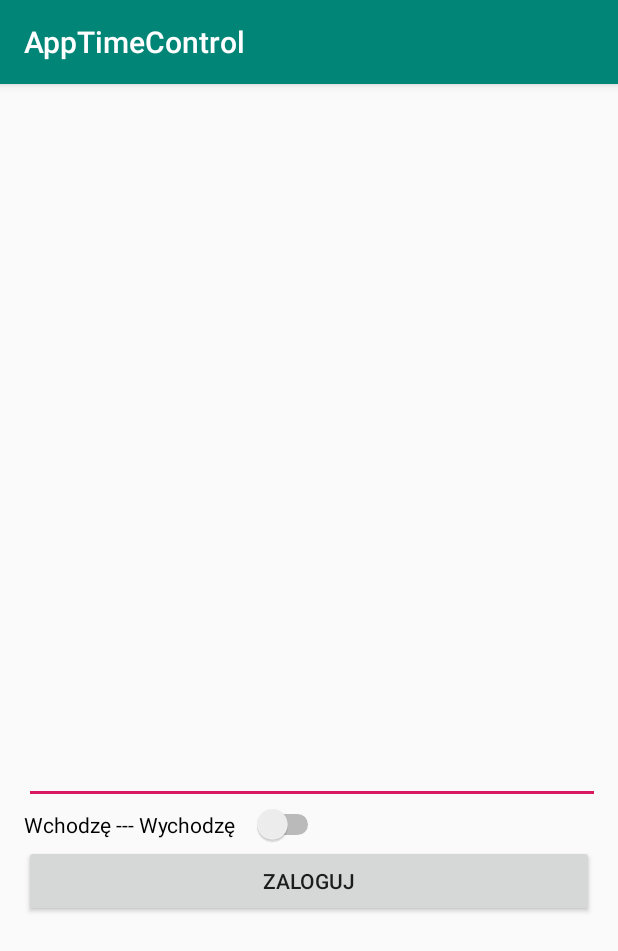
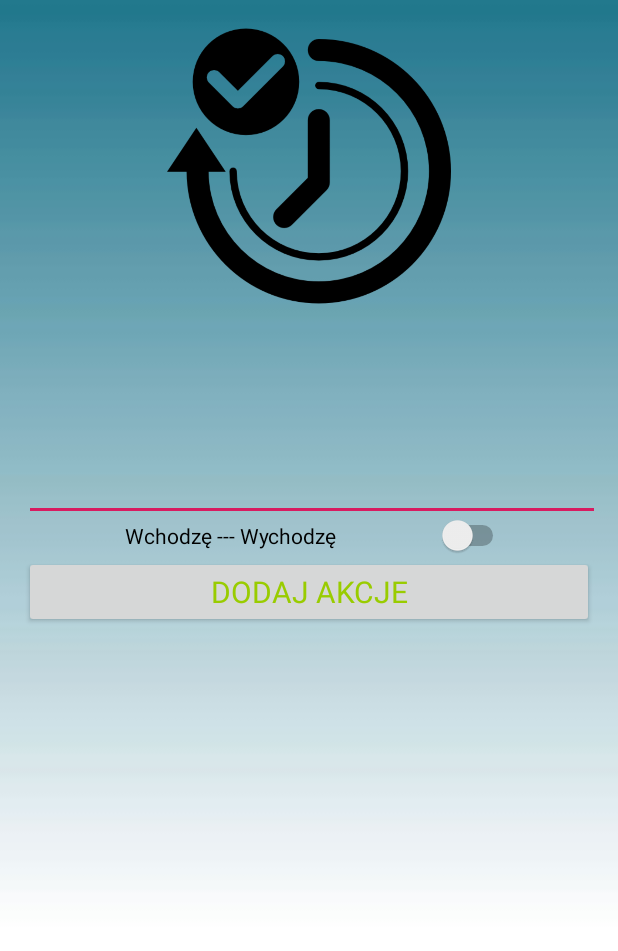
Before and after one commit to ArturKowal/work-time-management-app-mobile, an Android app: the screen it shows after launch (MainActivity), on a phone screen of 412 x 824 dp. Shown: the top 951 px of the screen. Run offline under Robolectric (Android 15) with nearby library versions, the phone set to English and light mode, and no system bars; our stand-ins replace Volley.

Commit message:
Upgrade view and fix login

```diff
--- a/app/src/main/java/controltimeappak/com/apptimecontrol/MainActivity.java
+++ b/app/src/main/java/controltimeappak/com/apptimecontrol/MainActivity.java
@@ -36,13 +36,9 @@ public class MainActivity extends AppCompatActivity {
     private RequestQueue mQueue;
     private RequestQueue requestQueue;
 
-
-
     EditText passwd;
     Switch what;
     static boolean ac=true;
-
-
 
     @Override
     protected void onCreate(Bundle savedInstanceState) {
@@ -114,19 +110,15 @@ public class MainActivity extends AppCompatActivity {
             }
 
         };
-
-        // Adding request to request queue
         Volley.newRequestQueue(this).add(jsonObjReq);
 
 }
 
-////////////////////////////////////////////////////////////////////////////////////////////////////////////
-
-
-
     private void jsonParse_get() {
         passwd = (EditText) findViewById(R.id.passwd);
+
         final String pass = passwd.getText().toString();
+        passwd.setText("");
         String url = "http://controltimeappak.pythonanywhere.com/api/" + pass;
         JsonObjectRequest request = new JsonObjectRequest(Request.Method.GET, url, null,
                 new Response.Listener<JSONObject>() {
--- a/app/src/main/res/layout/activity_main.xml
+++ b/app/src/main/res/layout/activity_main.xml
@@ -5,43 +5,67 @@ xmlns:tools="http://schemas.android.com/tools"
 android:layout_width="match_parent"
 android:layout_height="match_parent"
 android:padding="16dp"
-tools:context="controltimeappak.com.apptimecontrol.MainActivity">
+tools:context="controltimeappak.com.apptimecontrol.MainActivity"
+    android:background="@drawable/background">
 
     <LinearLayout
         android:layout_width="match_parent"
         android:layout_height="match_parent"
         android:orientation="vertical">
 
+        <ImageView
+            android:id="@+id/imageView"
+            android:layout_width="match_parent"
+            android:layout_height="189dp"
+            app:srcCompat="@drawable/time" />
+
         <TextView
             android:id="@+id/text_view_result"
             android:layout_width="match_parent"
-            android:layout_height="218dp"
+            android:layout_height="72dp"
+            android:gravity="center"
             android:textColor="@android:color/black"
             android:textSize="20sp"
             android:visibility="visible"
             tools:visibility="visible" />
 
-        <EditText
-            android:id="@+id/passwd"
-            android:layout_width="395dp"
-            android:layout_height="246dp"
-            android:ems="10"
-            android:inputType="numberPassword" />
+        <LinearLayout
+            android:layout_width="match_parent"
+            android:layout_height="66dp"
+            android:orientation="horizontal">
+
+            <EditText
+                android:id="@+id/passwd"
+                android:layout_width="395dp"
+                android:layout_height="70dp"
+                android:ems="10"
+                android:gravity="center"
+                android:inputType="numberPassword" />
+        </LinearLayout>
 
         <Switch
             android:id="@+id/what"
-            android:layout_width="200dp"
+            android:layout_width="323dp"
             android:layout_height="wrap_content"
-            android:text="Wchodzę --- Wychodzę"
             android:checked="false"
-            />
+            android:gravity="center"
+            android:text="Wchodzę --- Wychodzę" />
 
         <Button
             android:id="@+id/myButton"
             android:layout_width="match_parent"
             android:layout_height="wrap_content"
+            android:gravity="center"
+            android:textColor="@android:color/holo_green_light"
+            android:shadowColor="@android:color/holo_orange_dark"
+            android:textColorHint="@android:color/holo_red_dark"
+            android:textColorLink="@android:color/transparent"
+            android:textColorHighlight="@android:color/holo_green_light"
             android:layout_marginBottom="29dp"
-            android:text="Zaloguj" />
+            android:fontFamily=""
+            android:textSize="20dp"
+
+            android:text="Dodaj akcje" />
     </LinearLayout>
 
 </RelativeLayout>
--- a/app/src/main/res/values/styles.xml
+++ b/app/src/main/res/values/styles.xml
@@ -1,7 +1,7 @@
 <resources>
 
     <!-- Base application theme. -->
-    <style name="AppTheme" parent="Theme.AppCompat.Light.DarkActionBar">
+    <style name="AppTheme" parent="Theme.AppCompat.Light.NoActionBar">
         <!-- Customize your theme here. -->
         <item name="colorPrimary">@color/colorPrimary</item>
         <item name="colorPrimaryDark">@color/colorPrimaryDark</item>
```
Also changed, not shown: app/src/main/res/drawable/background.jpg (added), app/src/main/res/drawable/iks.png (added), app/src/main/res/drawable/ok.png (added), app/src/main/res/drawable/time.png (added).
